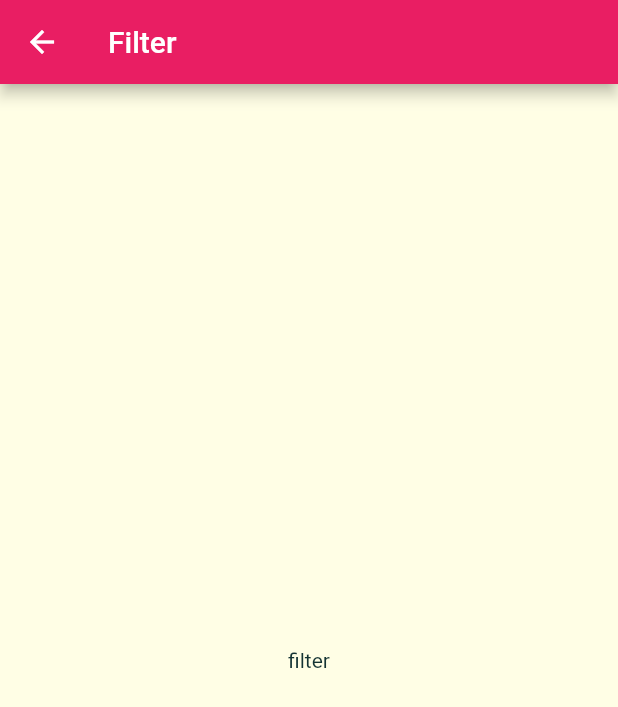
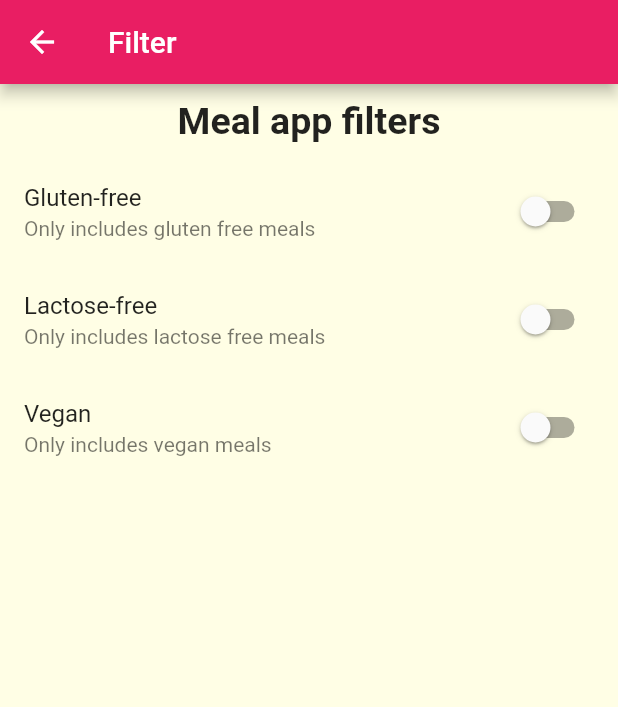
Before and after one commit to hasibulHossain/pasto, a Flutter app: the Filter screen opened by its route, on a phone screen of 412 x 824 dp. Shown: the top 707 px of the screen. Run offline on Flutter 3.47's test engine with Material 2 defaults, Android fonts, the phone set to English and light mode, and no system bars.

Commit message:
added filters screen and meal remove btn

```diff
--- a/lib/main.dart
+++ b/lib/main.dart
@@ -31,6 +31,11 @@ class MyApp extends StatelessWidget {
               bodyText2: const TextStyle(
                 color: Color.fromRGBO(20, 51, 51, 1),
               ),
+              headline5: const TextStyle(
+                color: Colors.black87,
+                fontSize: 25,
+                fontWeight: FontWeight.bold,
+              )
             ),
       ),
       // home: const HomePage(title: 'My meal'),
--- a/lib/screens/filter/filter.dart
+++ b/lib/screens/filter/filter.dart
@@ -1,9 +1,18 @@
 import 'package:flutter/material.dart';
 
-class Filter extends StatelessWidget {
+class Filter extends StatefulWidget {
   const Filter({Key? key}) : super(key: key);
 
   static const route = '/filter';
+
+  @override
+  State<Filter> createState() => _FilterState();
+}
+
+class _FilterState extends State<Filter> {
+  bool _isGlutenFree = false;
+  bool _isLactoseFree = false;
+  bool _isVegan = false;
 
   @override
   Widget build(BuildContext context) {
@@ -11,8 +20,51 @@ class Filter extends StatelessWidget {
       appBar: AppBar(
         title: const Text('Filter'),
       ),
-      body: const Center(
-        child: Text('filter'),
+      body: Column(
+        children: [
+          Padding(
+            padding: const EdgeInsets.symmetric(
+              vertical: 10,
+            ),
+            child: Text(
+              'Meal app filters',
+              style: Theme.of(context).textTheme.headline5,
+            ),
+          ),
+          Expanded(
+            child: ListView(
+              children: [
+                SwitchListTile(
+                  activeColor: Theme.of(context).colorScheme.secondary,
+                  title: const Text('Gluten-free'),
+                  subtitle: const Text('Only includes gluten free meals'),
+                  value: _isGlutenFree,
+                  onChanged: (value) => setState(() {
+                    _isGlutenFree = value;
+                  }),
+                ),
+                SwitchListTile(
+                  activeColor: Theme.of(context).colorScheme.secondary,
+                  title: const Text('Lactose-free'),
+                  subtitle: const Text('Only includes lactose free meals'),
+                  value: _isLactoseFree,
+                  onChanged: (value) => setState(() {
+                    _isLactoseFree = value;
+                  }),
+                ),
+                SwitchListTile(
+                  activeColor: Theme.of(context).colorScheme.secondary,
+                  title: const Text('Vegan'),
+                  subtitle: const Text('Only includes vegan meals'),
+                  value: _isVegan,
+                  onChanged: (value) => setState(() {
+                    _isVegan = value;
+                  }),
+                ),
+              ],
+            ),
+          ),
+        ],
       ),
     );
   }
```
Also changed, not shown: lib/components/meal_item/meal_item.dart (+15 -5 lines), lib/screens/category_details/category_details.dart (+43 -19 lines), lib/screens/meal_details/meal_details.dart (+14 -2 lines).
